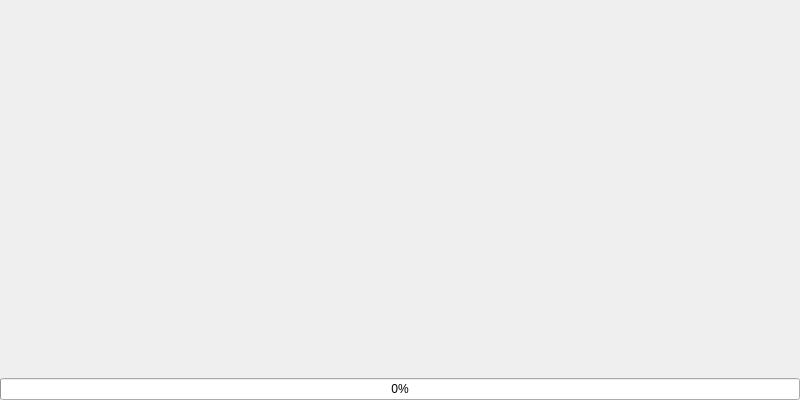
Before: the Qt Designer form GCode/Slide.ui in sinzens/GCode, drawn with Qt 5.
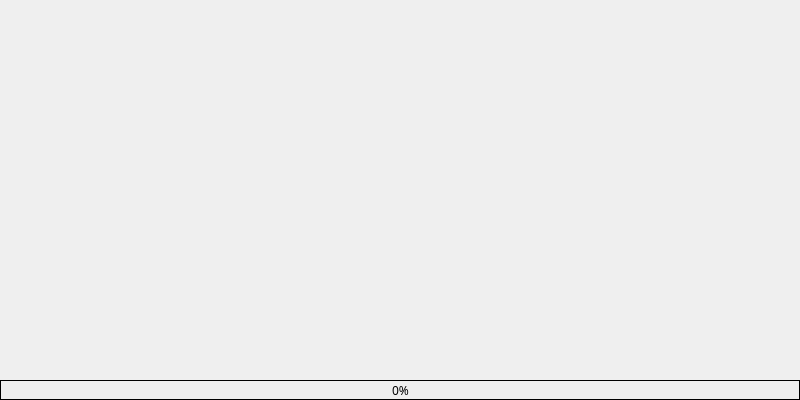
After: the same form once the commit is applied. Icons and pictures are not drawn.

Diff of the .ui file:
```diff
--- a/GCode/Slide.ui
+++ b/GCode/Slide.ui
@@ -10,9 +10,30 @@
     <height>400</height>
    </rect>
   </property>
+  <property name="sizePolicy">
+   <sizepolicy hsizetype="Fixed" vsizetype="Fixed">
+    <horstretch>0</horstretch>
+    <verstretch>0</verstretch>
+   </sizepolicy>
+  </property>
+  <property name="font">
+   <font>
+    <family>微软雅黑</family>
+   </font>
+  </property>
   <property name="windowTitle">
    <string>Form</string>
   </property>
+  <property name="styleSheet">
+   <string notr="true">QWidget#Slide
+{
+	background-image: url(:/icons/slideBg.png);
+}
+QLabel#slideLabel
+{
+	background-image: url(:/icons/slideBg.png);
+}</string>
+  </property>
   <layout class="QGridLayout" name="gridLayout">
    <property name="leftMargin">
     <number>0</number>
@@ -31,6 +52,12 @@
    </property>
    <item row="0" column="0">
     <widget class="QLabel" name="slideLabel">
+     <property name="sizePolicy">
+      <sizepolicy hsizetype="Expanding" vsizetype="Expanding">
+       <horstretch>0</horstretch>
+       <verstretch>0</verstretch>
+      </sizepolicy>
+     </property>
      <property name="text">
       <string/>
      </property>
@@ -38,6 +65,31 @@
    </item>
    <item row="1" column="0">
     <widget class="QProgressBar" name="progressBar">
+     <property name="maximumSize">
+      <size>
+       <width>16777215</width>
+       <height>20</height>
+      </size>
+     </property>
+     <property name="font">
+      <font>
+       <family>微软雅黑</family>
+      </font>
+     </property>
+     <property name="styleSheet">
+      <string notr="true">QProgressBar
+{
+	border: 1px solid black;
+	background-color: rgb(239, 239, 239);
+	text-align:center;
+}
+
+QProgressBar::chunk
+{
+	background-color: rgb(0, 255, 0);
+	margin:2px;
+}</string>
+     </property>
      <property name="value">
       <number>0</number>
      </property>
```
